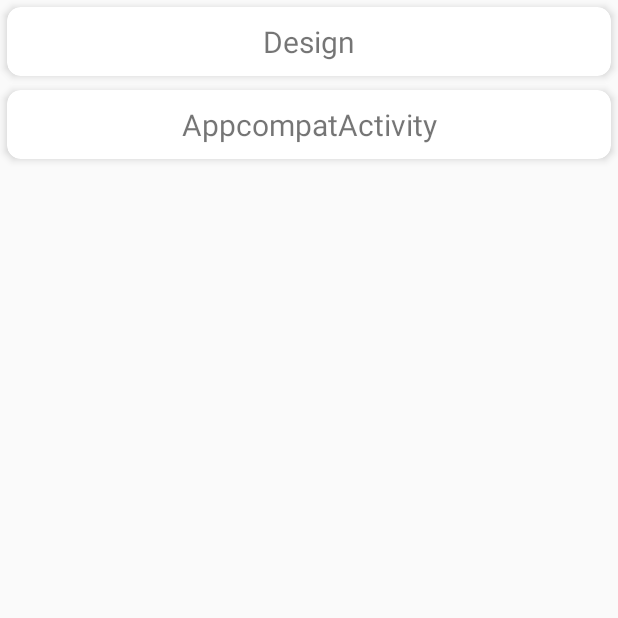
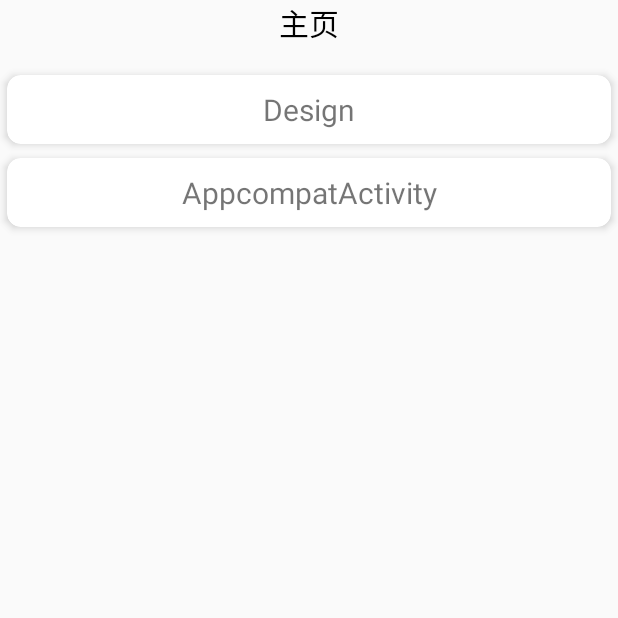
Before and after one commit to ImmortalBird/InproveDemo, an Android app: the screen it shows after launch (MainActivity), on a phone screen of 412 x 824 dp, the top half of it. Run offline under Robolectric (Android 15) with nearby library versions, the phone set to English and light mode, and no system bars.

Commit message:
debug 1.0.1 添加头布局

```diff
--- a/app/src/main/java/com/xiaobing/inprovedemo/base/BaseActivity.java
+++ b/app/src/main/java/com/xiaobing/inprovedemo/base/BaseActivity.java
@@ -3,6 +3,9 @@
 import android.app.Activity;
 import android.os.Bundle;
 import android.support.annotation.Nullable;
+import android.widget.TextView;
+
+import com.xiaobing.inprovedemo.R;
 
 /**
  * Created by Administrator on 2018/8/29 0029.
@@ -10,8 +13,20 @@
 
 public class BaseActivity extends Activity {
 
+    private TextView title;
+
     @Override
     protected void onCreate(@Nullable Bundle savedInstanceState) {
         super.onCreate(savedInstanceState);
+        title = findViewById(R.id.tv_title);
+    }
+
+    public void setTitle(int resId){
+        if (title != null)
+            title.setText(getText(resId));
+    }
+    protected void setTitle(String t){
+        if (title != null)
+            title.setText(t);
     }
 }
--- a/app/src/main/java/com/xiaobing/inprovedemo/design/DesignActivity.java
+++ b/app/src/main/java/com/xiaobing/inprovedemo/design/DesignActivity.java
@@ -20,9 +20,10 @@
 
     @Override
     protected void onCreate(@Nullable Bundle savedInstanceState) {
+        setContentView(R.layout.activity_design);
         super.onCreate(savedInstanceState);
-        setContentView(R.layout.activity_design);
         rvDesign = findViewById(R.id.rv_design);
+        setTitle(getString(R.string.ID_design_01));
         initView();
     }
     private void initView() {
--- a/app/src/main/java/com/xiaobing/inprovedemo/main/MainActivity.java
+++ b/app/src/main/java/com/xiaobing/inprovedemo/main/MainActivity.java
@@ -6,6 +6,7 @@
 import android.support.v7.widget.RecyclerView;
 
 import com.xiaobing.inprovedemo.R;
+import com.xiaobing.inprovedemo.base.BaseActivity;
 import com.xiaobing.inprovedemo.link.UriAction;
 import com.xiaobing.inprovedemo.main.adapter.MainAdapter;
 import com.xiaobing.inprovedemo.main.bean.MainBean;
@@ -13,15 +14,16 @@
 
 import java.util.ArrayList;
 
-public class MainActivity extends Activity {
+public class MainActivity extends BaseActivity {
 
     private RecyclerView rvMain;
 
     @Override
     protected void onCreate(Bundle savedInstanceState) {
+        setContentView(R.layout.activity_main);
         super.onCreate(savedInstanceState);
-        setContentView(R.layout.activity_main);
         rvMain = findViewById(R.id.rv_main);
+        setTitle(getString(R.string.ID_01_01));
         initView();
 
     }
--- a/app/src/main/res/layout/activity_app_compat.xml
+++ b/app/src/main/res/layout/activity_app_compat.xml
@@ -1,6 +1,6 @@
 <?xml version="1.0" encoding="utf-8"?>
-<android.support.constraint.ConstraintLayout
-    xmlns:android="http://schemas.android.com/apk/res/android" android:layout_width="match_parent"
+<android.support.constraint.ConstraintLayout xmlns:android="http://schemas.android.com/apk/res/android"
+    android:layout_width="match_parent"
     android:layout_height="match_parent">
 
 </android.support.constraint.ConstraintLayout>
--- a/app/src/main/res/layout/activity_main.xml
+++ b/app/src/main/res/layout/activity_main.xml
@@ -1,7 +1,16 @@
 <?xml version="1.0" encoding="utf-8"?>
-<android.support.v7.widget.RecyclerView xmlns:android="http://schemas.android.com/apk/res/android"
+<LinearLayout xmlns:android="http://schemas.android.com/apk/res/android"
     xmlns:tools="http://schemas.android.com/tools"
-    android:id="@+id/rv_main"
     android:layout_width="match_parent"
     android:layout_height="match_parent"
-    tools:context="com.xiaobing.inprovedemo.main.MainActivity" />
+    android:orientation="vertical">
+
+    <include layout="@layout/head" />
+
+    <android.support.v7.widget.RecyclerView
+        android:id="@+id/rv_main"
+        android:layout_width="match_parent"
+        android:layout_height="match_parent"
+        tools:context="com.xiaobing.inprovedemo.main.MainActivity" />
+
+</LinearLayout>
--- /dev/null
+++ b/app/src/main/res/layout/head.xml
@@ -0,0 +1,13 @@
+<?xml version="1.0" encoding="utf-8"?>
+<RelativeLayout xmlns:android="http://schemas.android.com/apk/res/android"
+    android:layout_width="match_parent"
+    android:layout_height="wrap_content">
+    <TextView
+        android:id="@+id/tv_title"
+        android:layout_width="wrap_content"
+        android:layout_height="@dimen/base40dp"
+        android:textSize="@dimen/base20sp"
+        android:layout_centerInParent="true"
+        android:textColor="@android:color/black"
+        />
+</RelativeLayout>
--- a/app/src/main/res/values/strings.xml
+++ b/app/src/main/res/values/strings.xml
@@ -1,4 +1,6 @@
 <resources>
     <string name="app_name">InproveDemo</string>
     <string name="scheme">xiaobing</string>
+    <string name="ID_01_01">主页</string>
+    <string name="ID_design_01">Design</string>
 </resources>
```
Also changed, not shown: app/src/main/res/layout/activity_design.xml (+12 -4 lines), app/src/main/res/layout/activity_expand_rv.xml (+6 -3 lines).
